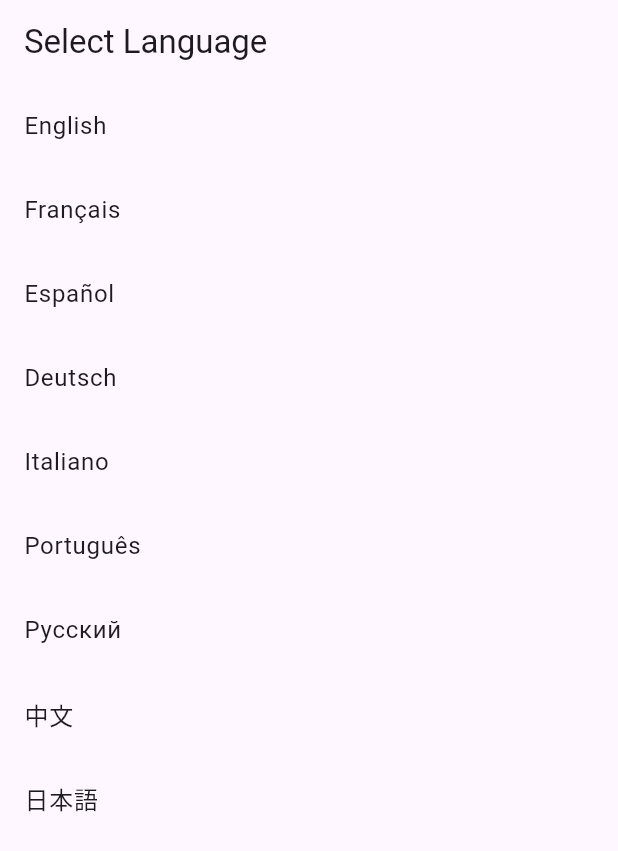
After one commit to Click-Play/colorswar, a Flutter app: the screen it shows after launch, on a phone screen of 412 x 824 dp. The commit adds this screen. Shown: the top 851 px of the screen. Run offline on Flutter 3.47's test engine with Material 3 defaults, Android fonts, the phone set to English and light mode, and no system bars.

Commit message:
feat: Add language selection screen
This commit adds a new file, `languageselect.dart`, which contains the implementation of the language selection screen. The screen allows users to choose their preferred language from a list of options. Each language option is displayed as a ListTile, and when tapped, it navigates to the loading screen with the selected language.

This feature enhances the user experience by providing language customization options.

```diff
--- /dev/null
+++ b/lib/pages/languageselect.dart
@@ -0,0 +1,43 @@
+import 'package:flutter/material.dart';
+import './../main.dart';
+
+class LanguageSelectionScreen extends StatelessWidget {
+  const LanguageSelectionScreen({super.key});
+
+  @override
+  Widget build(BuildContext context) {
+    return Scaffold(
+      appBar: AppBar(
+        title: const Text('Select Language'),
+      ),
+      body: ListView(
+        children: <Widget>[
+          _buildLanguageOption(context, 'en', 'English'),
+          _buildLanguageOption(context, 'fr', 'Français'),
+          _buildLanguageOption(context, 'es', 'Español'),
+          _buildLanguageOption(context, 'de', 'Deutsch'),
+          _buildLanguageOption(context, 'it', 'Italiano'),
+          _buildLanguageOption(context, 'pt', 'Português'),
+          _buildLanguageOption(context, 'ru', 'Русский'),
+          _buildLanguageOption(context, 'zh', '中文'),
+          _buildLanguageOption(context, 'ja', '日本語'),
+        ],
+      ),
+    );
+  }
+
+  Widget _buildLanguageOption(
+      BuildContext context, String code, String language) {
+    return ListTile(
+      title: Text(language),
+      onTap: () {
+        Navigator.push(
+          context,
+          MaterialPageRoute(
+            builder: (context) => LoadingScreen(language: code),
+          ),
+        );
+      },
+    );
+  }
+}
```
Also changed, not shown: lib/main.dart (+110 -91 lines).
